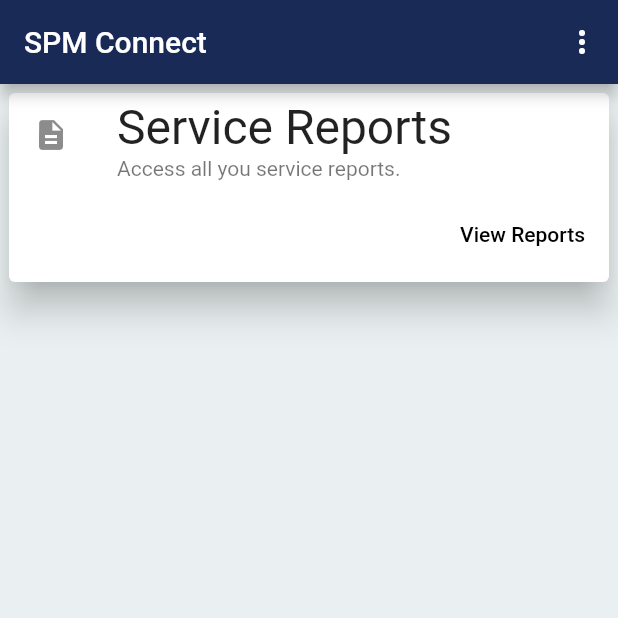
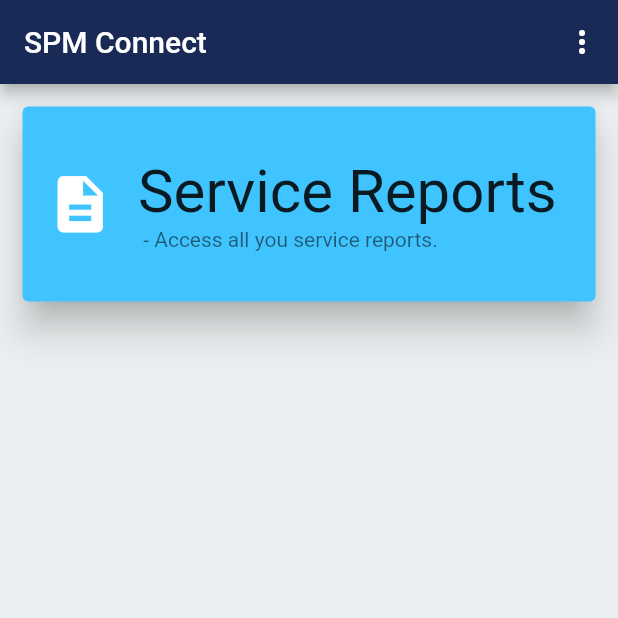
Before and after one commit to luv4ever2shail/spmconnectflutter, a Flutter app: the screen it shows after launch, on a phone screen of 412 x 824 dp, the top half of it. Run offline on Flutter 3.47's test engine with Material 2 defaults, Android fonts, the phone set to English and light mode, and no system bars; our stand-ins replace datetime_picker_formfield, flushbar, flutter_markdown, sqflite; accounts and stored records are empty.

Commit message:
push before aad

```diff
--- a/lib/screens/home.dart
+++ b/lib/screens/home.dart
@@ -22,8 +22,6 @@ class _MyhomeState extends State<Myhome> {
           title: Text('SPM Connect'),
           backgroundColor: barColor,
           actions: <Widget>[
-                // action button
-                // overflow menu
             PopupMenuButton<Choice>(
               onSelected: (choices) {
                 navigateToprivacy();
@@ -39,40 +37,44 @@ class _MyhomeState extends State<Myhome> {
             ),
           ],
         ),
-            body: Column(
-              children: <Widget>[
-               Padding(
-                 padding: EdgeInsets.all(2.0),
-                child :Center(
-                  child: Card(
+        body: Padding(
+          padding: const EdgeInsets.all(5.0),
+          child: Container(
+            height: 150.0,
+            child: Material(
+              type: MaterialType.transparency,
+              color: Colors.transparent,
+              child: new InkWell(
+                borderRadius: BorderRadius.all(Radius.circular(5)),
+                splashColor: Colors.deepOrange,
+                onTap: () {
+                  navigateToDetail();
+                },
+                child: new Card(
+                  margin: EdgeInsets.all(10.0),
+                  color: Colors.lightBlueAccent,
                   elevation: 10.0,
-                    child: Column(
-                      mainAxisSize: MainAxisSize.min,
-                      children: <Widget>[
-                        const ListTile(
-                          leading: Icon(Icons.description),
-                          title: Text('Service Reports',textScaleFactor: 2.0,),
-                          subtitle: Text(
-                              'Access all you service reports.'),
+                  child: Center(
+                    child: ListTile(
+                      leading: Icon(
+                        Icons.description,
+                        color: Colors.white,
+                        size: 45.0,
                       ),
-                        ButtonTheme.bar(
-                          // make buttons use the appropriate styles for cards
-                          child: ButtonBar(
-                            children: <Widget>[
-                              FlatButton(
-                                child: const Text('View Reports'),
-                                onPressed: () {navigateToDetail();},
+                      title: Text(
+                        'Service Reports',
+                        textScaleFactor: 2.5,
                       ),
-                            ],
+                      subtitle: Text(' - Access all you service reports.'),
                     ),
                   ),
-                      ],
                 ),
               ),
-                )
-               )
-              ],
-            )));
+            ),
+          ),
+        ),
+      ),
+    );
   }
 
   void navigateToDetail() async {
```
Also changed, not shown: lib/screens/reportdetailtabs.dart (+12 -30 lines). Lines whose indentation alone changed are shown as unchanged.
